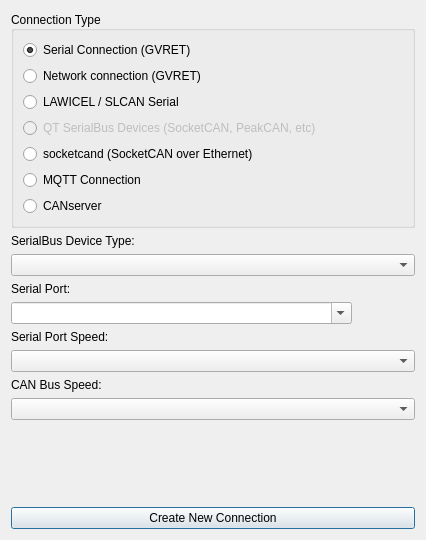
This is ui/newconnectiondialog.ui in collin80/SavvyCAN as Qt 5 draws it before an edit. The edited form follows.
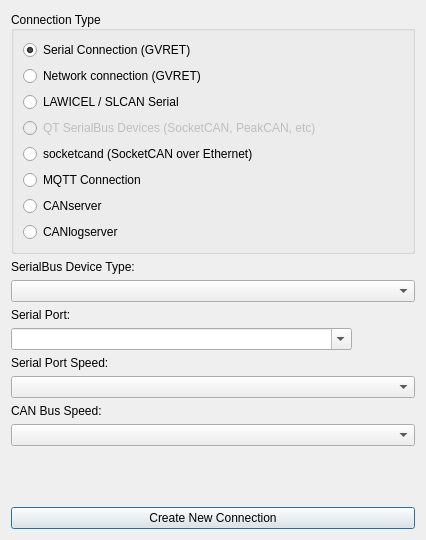
This is the edited form.

Commit message: Added canlogserver CAN remote capture

```diff
--- a/ui/newconnectiondialog.ui
+++ b/ui/newconnectiondialog.ui
@@ -78,6 +78,13 @@
         </property>
        </widget>
       </item>
+      <item row="7" column="0">
+       <widget class="QRadioButton" name="rbCanlogserver">
+        <property name="text">
+         <string>CANlogserver</string>
+        </property>
+       </widget>
+      </item>
      </layout>
     </widget>
    </item>
```
The commit also changes 8 other files.
